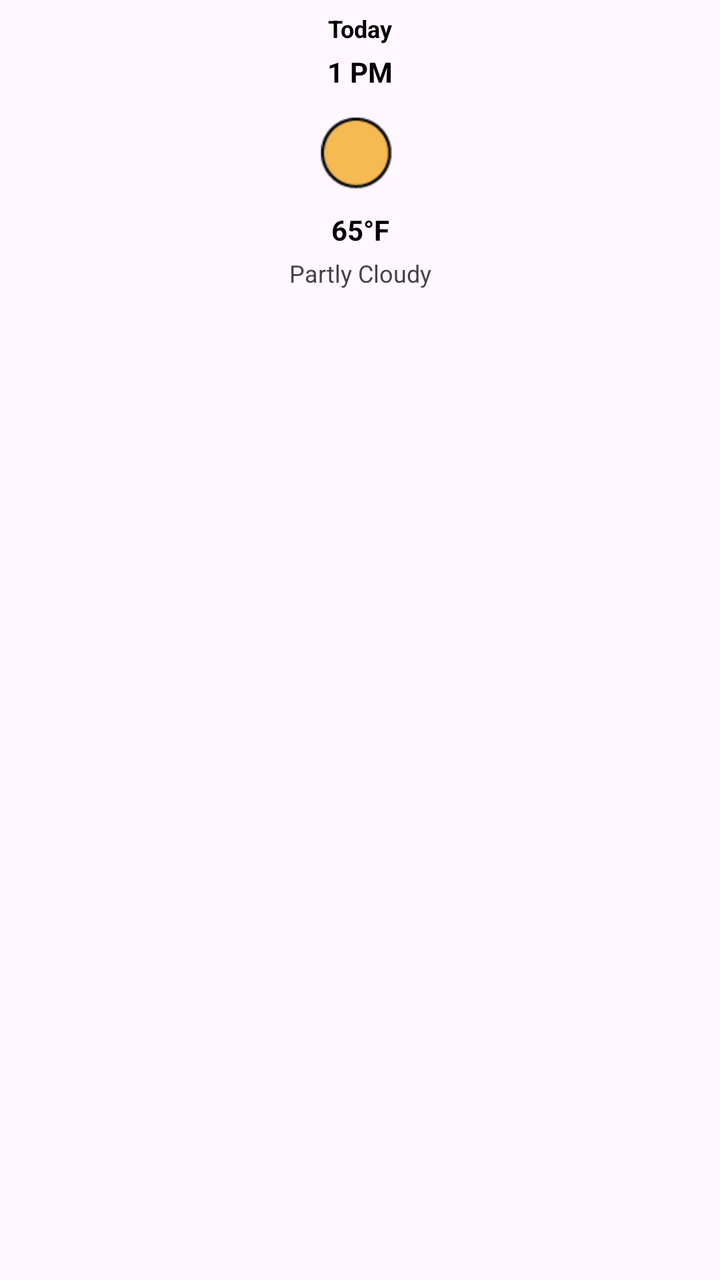
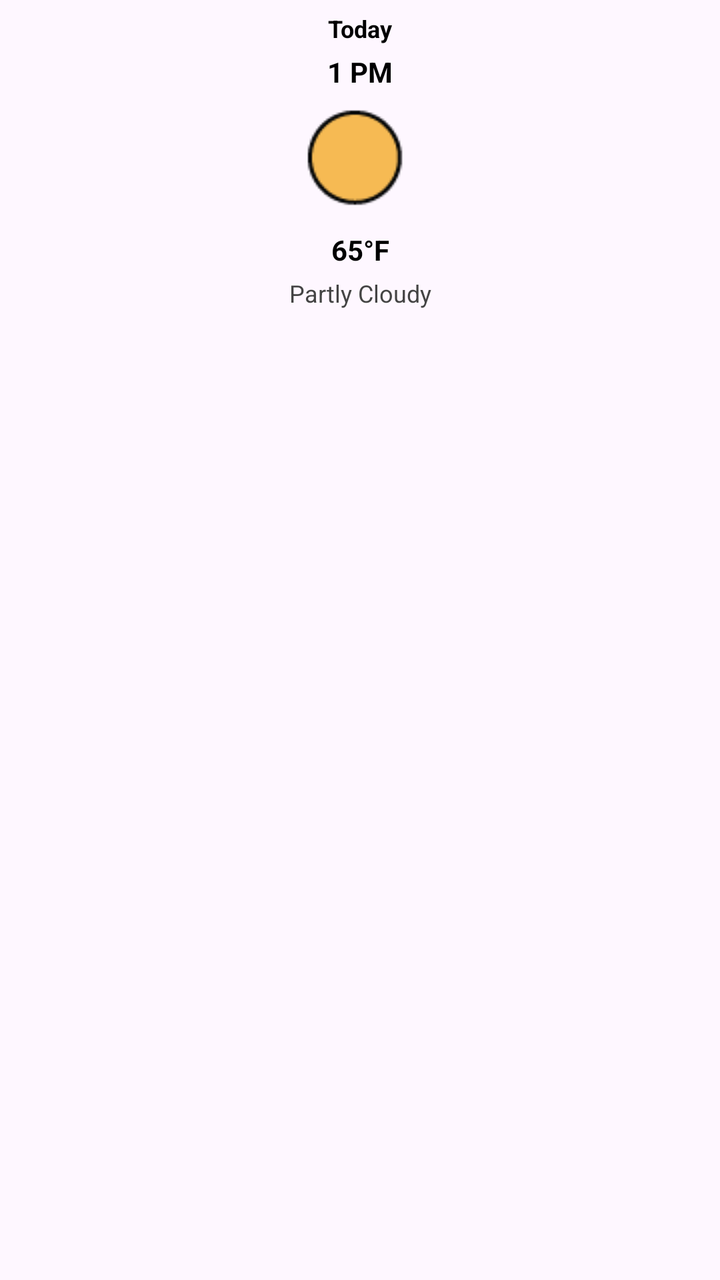

An Android layout rendered at two revisions. The XML below is the earlier revision; the diff shows what the commit changed to produce the second picture.
<!-- AndroidManifest.xml: application theme Theme.WeatherApp -->
<!-- res/layout/item_hour.xml -->
<?xml version="1.0" encoding="utf-8"?>
<androidx.constraintlayout.widget.ConstraintLayout
    xmlns:android="http://schemas.android.com/apk/res/android"
    xmlns:app="http://schemas.android.com/apk/res-auto"
    android:layout_width="wrap_content"
    android:layout_height="wrap_content"
    android:padding="6dp">

    
    <TextView
        android:id="@+id/tvDayLabel"
        android:layout_width="wrap_content"
        android:layout_height="wrap_content"
        android:text="Today"
        android:textSize="12sp"
        android:textStyle="bold"
        android:textColor="#000000"
        app:layout_constraintTop_toTopOf="parent"
        app:layout_constraintStart_toStartOf="parent"
        app:layout_constraintEnd_toEndOf="parent"
        android:ellipsize="end"
        android:maxLines="1"/>

    
    <TextView
        android:id="@+id/tvHourTime"
        android:layout_width="wrap_content"
        android:layout_height="wrap_content"
        android:text="1 PM"
        android:textSize="14sp"
        android:textStyle="bold"
        android:textColor="#000000"
        app:layout_constraintTop_toBottomOf="@id/tvDayLabel"
        app:layout_constraintStart_toStartOf="parent"
        app:layout_constraintEnd_toEndOf="parent"
        android:layout_marginTop="4dp"/>

    
    <ImageView
        android:id="@+id/ivHourIcon"
        android:layout_width="48dp"
        android:layout_height="48dp"
        android:contentDescription="Hour weather icon"
        app:layout_constraintTop_toBottomOf="@id/tvHourTime"
        app:layout_constraintStart_toStartOf="parent"
        app:layout_constraintEnd_toEndOf="parent"
        android:layout_marginTop="6dp"
        android:scaleType="centerInside"
        android:src="@drawable/clear_day" />

    
    <TextView
        android:id="@+id/tvHourTemp"
        android:layout_width="wrap_content"
        android:layout_height="wrap_content"
        android:text="65°F"
        android:textSize="14sp"
        android:textStyle="bold"
        android:textColor="#000000"
        app:layout_constraintTop_toBottomOf="@id/ivHourIcon"
        app:layout_constraintStart_toStartOf="parent"
        app:layout_constraintEnd_toEndOf="parent"
        android:layout_marginTop="6dp"/>

    
    <TextView
        android:id="@+id/tvHourDesc"
        android:layout_width="120dp"
        android:layout_height="wrap_content"
        android:text="Partly Cloudy"
        android:textSize="12sp"
        android:textColor="#444444"
        android:textAlignment="center"
        android:maxLines="2"
        android:ellipsize="end"
        app:layout_constraintTop_toBottomOf="@id/tvHourTemp"
        app:layout_constraintStart_toStartOf="parent"
        app:layout_constraintEnd_toEndOf="parent"
        android:layout_marginTop="4dp"/>

</androidx.constraintlayout.widget.ConstraintLayout>
<!-- resources referenced by this layout -->
<resources>
  <!-- drawable clear_day: png bitmap (drawable, 1212 bytes) -->
  <style name="Theme.WeatherApp" parent="Base.Theme.WeatherApp" />
  <style name="Base.Theme.WeatherApp" parent="Theme.Material3.DayNight.NoActionBar">
          
          
      </style>
</resources>

<!-- the commit's change to res/layout/item_hour.xml (unified diff, before → after) -->
@@ -38,15 +38,14 @@
     
     <ImageView
         android:id="@+id/ivHourIcon"
-        android:layout_width="48dp"
-        android:layout_height="48dp"
+        android:layout_width="64dp"
+        android:layout_height="64dp"
         android:contentDescription="Hour weather icon"
-        app:layout_constraintTop_toBottomOf="@id/tvHourTime"
+        android:scaleType="center"
+        android:src="@drawable/clear_day"
+        app:layout_constraintEnd_toEndOf="parent"
         app:layout_constraintStart_toStartOf="parent"
-        app:layout_constraintEnd_toEndOf="parent"
-        android:layout_marginTop="6dp"
-        android:scaleType="centerInside"
-        android:src="@drawable/clear_day" />
+        app:layout_constraintTop_toBottomOf="@id/tvHourTime" />
 
     
     <TextView
